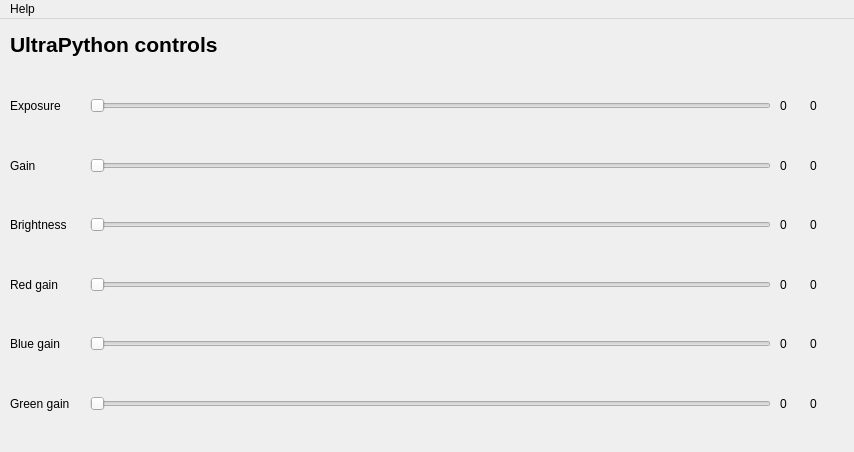
This is src/ui/mainwindow.ui in robotology/yarp-device-ultrapython as Qt 5 draws it before an edit. The edited form follows.
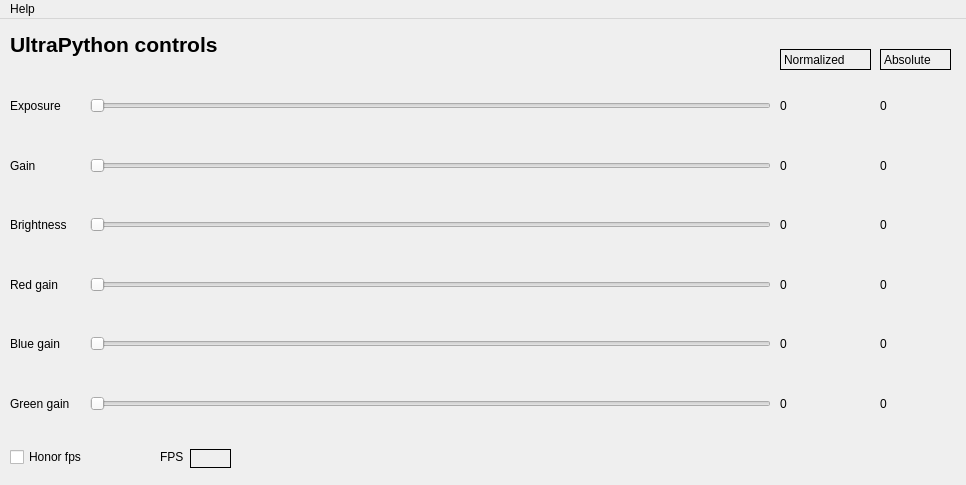
This is the edited form.

Commit message: new control managment, absolute controls

What changed in the file:
```diff
--- a/src/ui/mainwindow.ui
+++ b/src/ui/mainwindow.ui
@@ -6,8 +6,8 @@
    <rect>
     <x>0</x>
     <y>0</y>
-    <width>854</width>
-    <height>452</height>
+    <width>966</width>
+    <height>485</height>
    </rect>
   </property>
   <property name="maximumSize">
@@ -325,9 +325,9 @@
    <widget class="QWidget" name="verticalLayoutWidget_4">
     <property name="geometry">
      <rect>
-      <x>810</x>
+      <x>880</x>
       <y>60</y>
-      <width>21</width>
+      <width>41</width>
       <height>351</height>
      </rect>
     </property>
@@ -418,13 +418,111 @@
      </item>
     </layout>
    </widget>
+   <widget class="QLabel" name="expoureLb_2">
+    <property name="geometry">
+     <rect>
+      <x>880</x>
+      <y>30</y>
+      <width>71</width>
+      <height>21</height>
+     </rect>
+    </property>
+    <property name="sizePolicy">
+     <sizepolicy hsizetype="Maximum" vsizetype="Minimum">
+      <horstretch>0</horstretch>
+      <verstretch>0</verstretch>
+     </sizepolicy>
+    </property>
+    <property name="frameShape">
+     <enum>QFrame::Box</enum>
+    </property>
+    <property name="text">
+     <string>Absolute</string>
+    </property>
+   </widget>
+   <widget class="QLabel" name="expoureLb_3">
+    <property name="geometry">
+     <rect>
+      <x>780</x>
+      <y>30</y>
+      <width>91</width>
+      <height>21</height>
+     </rect>
+    </property>
+    <property name="sizePolicy">
+     <sizepolicy hsizetype="Maximum" vsizetype="Minimum">
+      <horstretch>0</horstretch>
+      <verstretch>0</verstretch>
+     </sizepolicy>
+    </property>
+    <property name="frameShape">
+     <enum>QFrame::Box</enum>
+    </property>
+    <property name="text">
+     <string>Normalized</string>
+    </property>
+   </widget>
+   <widget class="QCheckBox" name="honorFPS">
+    <property name="geometry">
+     <rect>
+      <x>10</x>
+      <y>430</y>
+      <width>92</width>
+      <height>16</height>
+     </rect>
+    </property>
+    <property name="text">
+     <string>Honor fps</string>
+    </property>
+   </widget>
+   <widget class="QLabel" name="fps">
+    <property name="geometry">
+     <rect>
+      <x>190</x>
+      <y>430</y>
+      <width>41</width>
+      <height>19</height>
+     </rect>
+    </property>
+    <property name="sizePolicy">
+     <sizepolicy hsizetype="Maximum" vsizetype="Minimum">
+      <horstretch>0</horstretch>
+      <verstretch>0</verstretch>
+     </sizepolicy>
+    </property>
+    <property name="frameShape">
+     <enum>QFrame::Box</enum>
+    </property>
+    <property name="text">
+     <string/>
+    </property>
+   </widget>
+   <widget class="QLabel" name="expoureLb_5">
+    <property name="geometry">
+     <rect>
+      <x>160</x>
+      <y>430</y>
+      <width>26</width>
+      <height>16</height>
+     </rect>
+    </property>
+    <property name="sizePolicy">
+     <sizepolicy hsizetype="Maximum" vsizetype="Minimum">
+      <horstretch>0</horstretch>
+      <verstretch>0</verstretch>
+     </sizepolicy>
+    </property>
+    <property name="text">
+     <string>FPS</string>
+    </property>
+   </widget>
   </widget>
   <widget class="QMenuBar" name="menubar">
    <property name="geometry">
     <rect>
      <x>0</x>
      <y>0</y>
-     <width>854</width>
+     <width>966</width>
      <height>22</height>
     </rect>
    </property>
```
The commit also changes 24 other files.
